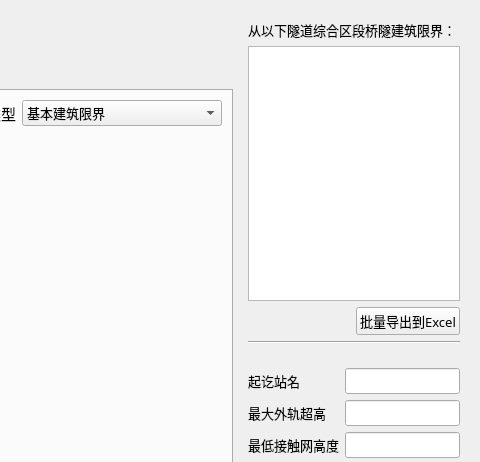
fanxiang090909/Railway-Tunnel-Construction-Dlearance-Measure-LanZhou, file v1.0/module/lz_db/src/gui/output_clearance.ui: the form before one commit; both pictures show x 600 to 1080 and y 0 to 462 of the 1080 by 886 pixel window.
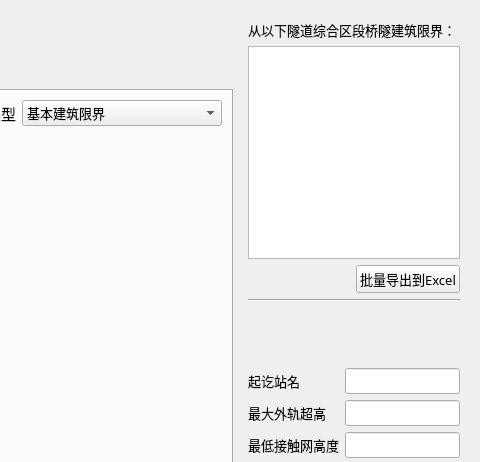
The form after the commit. The open tabs and pages were chosen to show the change. Icons and pictures are not drawn.

```diff
--- a/v1.0/module/lz_db/src/gui/output_clearance.ui
+++ b/v1.0/module/lz_db/src/gui/output_clearance.ui
@@ -804,6 +804,12 @@
           </layout>
          </widget>
          <widget class="QWidget" name="page_2">
+          <property name="maximumSize">
+           <size>
+            <width>16777215</width>
+            <height>300</height>
+           </size>
+          </property>
           <layout class="QVBoxLayout" name="verticalLayout_2">
            <item>
             <widget class="QLabel" name="label_2">
```
Left out of the diff: 2 changed lines with no effect on the pictures.
